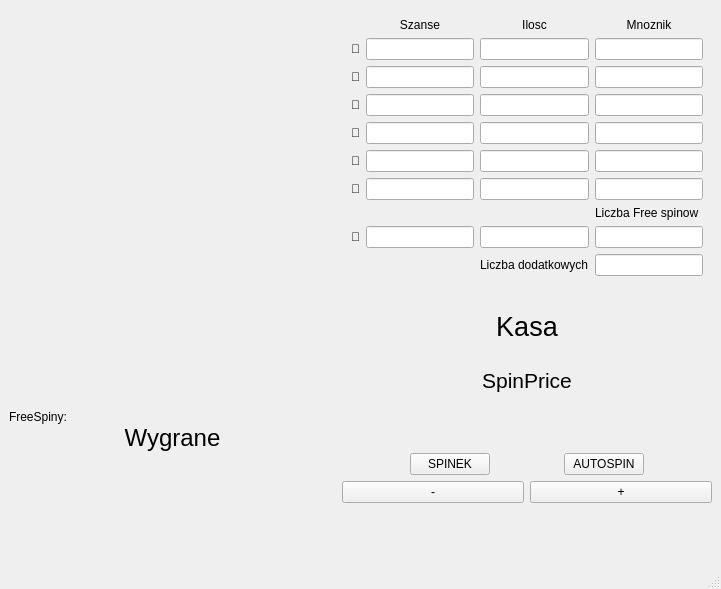
Rghjr/Projekt_Slotsy, file UI/oknogra1.ui: the form before one commit.
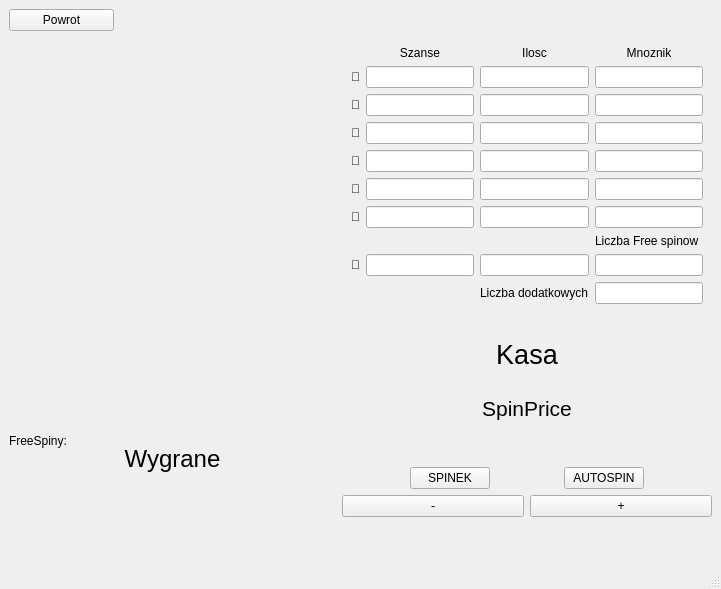
The form after the commit.

```diff
--- a/UI/oknogra1.ui
+++ b/UI/oknogra1.ui
@@ -30,117 +30,17 @@
     </sizepolicy>
    </property>
    <layout class="QGridLayout" name="gridLayout">
-    <item row="10" column="3" rowspan="4" colspan="2">
-     <layout class="QVBoxLayout" name="verticalLayout">
-      <item>
-       <layout class="QGridLayout" name="gridLayout_3">
-        <item row="2" column="0">
-         <layout class="QHBoxLayout" name="horizontalLayout_2">
-          <item>
-           <widget class="QPushButton" name="minusButton">
-            <property name="text">
-             <string>-</string>
-            </property>
-           </widget>
-          </item>
-          <item>
-           <widget class="QPushButton" name="plusButton">
-            <property name="text">
-             <string>+</string>
-            </property>
-           </widget>
-          </item>
-         </layout>
-        </item>
-        <item row="1" column="0">
-         <layout class="QHBoxLayout" name="horizontalLayout">
-          <item>
-           <spacer name="horizontalSpacer_3">
-            <property name="orientation">
-             <enum>Qt::Orientation::Horizontal</enum>
-            </property>
-            <property name="sizeHint" stdset="0">
-             <size>
-              <width>40</width>
-              <height>20</height>
-             </size>
-            </property>
-           </spacer>
-          </item>
-          <item>
-           <widget class="QPushButton" name="SPINPRZYCISK">
-            <property name="text">
-             <string>SPINEK</string>
-            </property>
-           </widget>
-          </item>
-          <item>
-           <spacer name="horizontalSpacer_7">
-            <property name="orientation">
-             <enum>Qt::Orientation::Horizontal</enum>
-            </property>
-            <property name="sizeHint" stdset="0">
-             <size>
-              <width>40</width>
-              <height>20</height>
-             </size>
-            </property>
-           </spacer>
-          </item>
-          <item>
-           <widget class="QPushButton" name="AUTOSPINPRZYCISK">
-            <property name="text">
-             <string>AUTOSPIN</string>
-            </property>
-           </widget>
-          </item>
-          <item>
-           <spacer name="horizontalSpacer_6">
-            <property name="orientation">
-             <enum>Qt::Orientation::Horizontal</enum>
-            </property>
-            <property name="sizeHint" stdset="0">
-             <size>
-              <width>40</width>
-              <height>20</height>
-             </size>
-            </property>
-           </spacer>
-          </item>
-         </layout>
-        </item>
-       </layout>
-      </item>
-     </layout>
+    <item row="1" column="0" rowspan="4" colspan="3">
+     <layout class="QGridLayout" name="maszyna"/>
     </item>
-    <item row="10" column="1" rowspan="2">
-     <widget class="QLabel" name="infoLabel">
-      <property name="font">
-       <font>
-        <pointsize>18</pointsize>
-       </font>
-      </property>
-      <property name="layoutDirection">
-       <enum>Qt::LayoutDirection::LeftToRight</enum>
-      </property>
-      <property name="frameShape">
-       <enum>QFrame::Shape::NoFrame</enum>
-      </property>
-      <property name="lineWidth">
-       <number>1</number>
-      </property>
+    <item row="11" column="0">
+     <widget class="QLabel" name="liczbaFreeSpinow">
       <property name="text">
-       <string>Wygrane</string>
-      </property>
-      <property name="scaledContents">
-       <bool>false</bool>
-      </property>
-      <property name="alignment">
-       <set>Qt::AlignmentFlag::AlignCenter</set>
+       <string>FreeSpiny: </string>
       </property>
      </widget>
     </item>
-    <item row="0" column="3" rowspan="2" colspan="2">
+    <item row="1" column="3" rowspan="2" colspan="2">
      <widget class="QWidget" name="widget" native="true">
       <layout class="QGridLayout" name="gridLayout_2">
        <item row="0" column="3">
@@ -305,10 +205,117 @@
       </layout>
      </widget>
     </item>
-    <item row="0" column="0" rowspan="4" colspan="3">
-     <layout class="QGridLayout" name="maszyna"/>
+    <item row="11" column="3" rowspan="4" colspan="2">
+     <layout class="QVBoxLayout" name="verticalLayout">
+      <item>
+       <layout class="QGridLayout" name="gridLayout_3">
+        <item row="2" column="0">
+         <layout class="QHBoxLayout" name="horizontalLayout_2">
+          <item>
+           <widget class="QPushButton" name="minusButton">
+            <property name="text">
+             <string>-</string>
+            </property>
+           </widget>
+          </item>
+          <item>
+           <widget class="QPushButton" name="plusButton">
+            <property name="text">
+             <string>+</string>
+            </property>
+           </widget>
+          </item>
+         </layout>
+        </item>
+        <item row="1" column="0">
+         <layout class="QHBoxLayout" name="horizontalLayout">
+          <item>
+           <spacer name="horizontalSpacer_3">
+            <property name="orientation">
+             <enum>Qt::Orientation::Horizontal</enum>
+            </property>
+            <property name="sizeHint" stdset="0">
+             <size>
+              <width>40</width>
+              <height>20</height>
+             </size>
+            </property>
+           </spacer>
+          </item>
+          <item>
+           <widget class="QPushButton" name="SPINPRZYCISK">
+            <property name="text">
+             <string>SPINEK</string>
+            </property>
+           </widget>
+          </item>
+          <item>
+           <spacer name="horizontalSpacer_7">
+            <property name="orientation">
+             <enum>Qt::Orientation::Horizontal</enum>
+            </property>
+            <property name="sizeHint" stdset="0">
+             <size>
+              <width>40</width>
+              <height>20</height>
+             </size>
+            </property>
+           </spacer>
+          </item>
+          <item>
+           <widget class="QPushButton" name="AUTOSPINPRZYCISK">
+            <property name="text">
+             <string>AUTOSPIN</string>
+            </property>
+           </widget>
+          </item>
+          <item>
+           <spacer name="horizontalSpacer_6">
+            <property name="orientation">
+             <enum>Qt::Orientation::Horizontal</enum>
+            </property>
+            <property name="sizeHint" stdset="0">
+             <size>
+              <width>40</width>
+              <height>20</height>
+             </size>
+            </property>
+           </spacer>
+          </item>
+         </layout>
+        </item>
+       </layout>
+      </item>
+     </layout>
     </item>
-    <item row="2" column="3" rowspan="2" colspan="2">
+    <item row="11" column="1" rowspan="2">
+     <widget class="QLabel" name="infoLabel">
+      <property name="font">
+       <font>
+        <pointsize>18</pointsize>
+       </font>
+      </property>
+      <property name="layoutDirection">
+       <enum>Qt::LayoutDirection::LeftToRight</enum>
+      </property>
+      <property name="frameShape">
+       <enum>QFrame::Shape::NoFrame</enum>
+      </property>
+      <property name="lineWidth">
+       <number>1</number>
+      </property>
+      <property name="text">
+       <string>Wygrane</string>
+      </property>
+      <property name="scaledContents">
+       <bool>false</bool>
+      </property>
+      <property name="alignment">
+       <set>Qt::AlignmentFlag::AlignCenter</set>
+      </property>
+     </widget>
+    </item>
+    <item row="3" column="3" rowspan="2" colspan="2">
      <layout class="QGridLayout" name="gridLayout_6">
       <item row="2" column="0">
        <spacer name="horizontalSpacer">
@@ -409,10 +416,10 @@
       </item>
      </layout>
     </item>
-    <item row="10" column="0">
-     <widget class="QLabel" name="liczbaFreeSpinow">
+    <item row="0" column="0">
+     <widget class="QPushButton" name="powrotButton">
       <property name="text">
-       <string>FreeSpiny: </string>
+       <string>Powrot</string>
       </property>
      </widget>
     </item>
```
